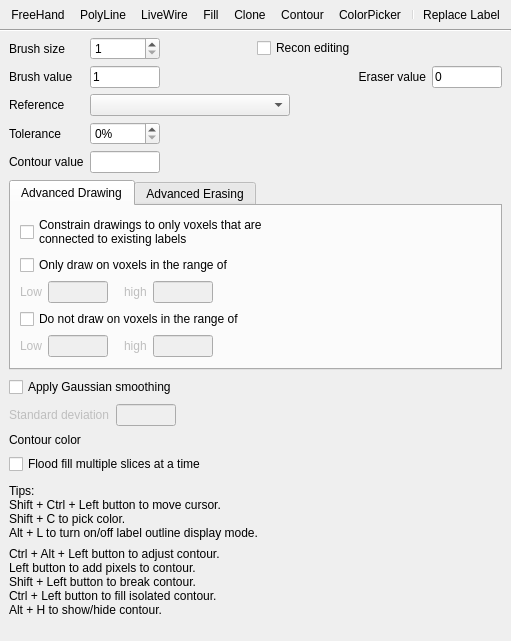
This is freeview/ToolWindowEdit.ui in freesurfer/freesurfer as Qt 5 draws it before an edit. The edited form follows.
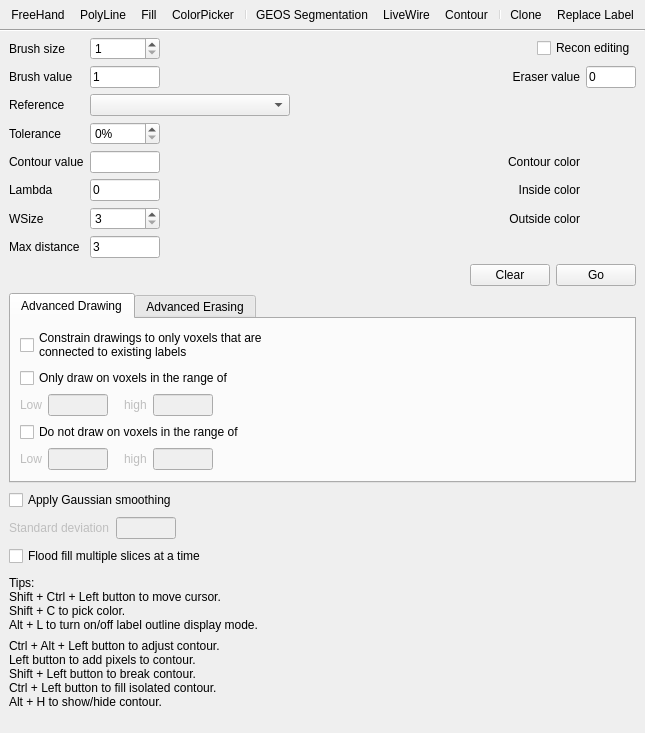
This is the edited form. Icons and pictures are not drawn. Custom widgets are drawn as their Qt base class.

Commit message: Add interface for geos segmentation

```diff
--- a/freeview/ToolWindowEdit.ui
+++ b/freeview/ToolWindowEdit.ui
@@ -6,8 +6,8 @@
    <rect>
     <x>0</x>
     <y>0</y>
-    <width>338</width>
-    <height>693</height>
+    <width>348</width>
+    <height>820</height>
    </rect>
   </property>
   <property name="sizePolicy">
@@ -48,12 +48,14 @@
      </property>
      <addaction name="actionFreeHand"/>
      <addaction name="actionPolyLine"/>
-     <addaction name="actionLiveWire"/>
      <addaction name="actionFill"/>
-     <addaction name="actionClone"/>
-     <addaction name="actionContour"/>
      <addaction name="actionColorPicker"/>
      <addaction name="separator"/>
+     <addaction name="actionAutoSeg"/>
+     <addaction name="actionLiveWire"/>
+     <addaction name="actionContour"/>
+     <addaction name="separator"/>
+     <addaction name="actionClone"/>
      <addaction name="actionReplaceLabel"/>
     </widget>
    </item>
@@ -89,6 +91,199 @@
        <property name="spacing">
         <number>6</number>
        </property>
+       <item row="0" column="2" colspan="4">
+        <layout class="QHBoxLayout" name="horizontalLayout_4">
+         <item>
+          <spacer name="horizontalSpacer">
+           <property name="orientation">
+            <enum>Qt::Horizontal</enum>
+           </property>
+           <property name="sizeHint" stdset="0">
+            <size>
+             <width>1</width>
+             <height>1</height>
+            </size>
+           </property>
+          </spacer>
+         </item>
+         <item>
+          <widget class="QCheckBox" name="checkBoxReconEditing">
+           <property name="text">
+            <string>Recon editing</string>
+           </property>
+          </widget>
+         </item>
+        </layout>
+       </item>
+       <item row="7" column="3" colspan="2">
+        <widget class="QLabel" name="labelGeoOutsideColor">
+         <property name="text">
+          <string>Outside color</string>
+         </property>
+         <property name="alignment">
+          <set>Qt::AlignRight|Qt::AlignTrailing|Qt::AlignVCenter</set>
+         </property>
+        </widget>
+       </item>
+       <item row="5" column="0">
+        <widget class="QLabel" name="labelContourValue">
+         <property name="text">
+          <string>Contour value</string>
+         </property>
+        </widget>
+       </item>
+       <item row="3" column="0">
+        <widget class="QLabel" name="labelReference">
+         <property name="text">
+          <string>Reference</string>
+         </property>
+        </widget>
+       </item>
+       <item row="8" column="0">
+        <widget class="QLabel" name="labelGeoMaxDistance">
+         <property name="text">
+          <string>Max distance</string>
+         </property>
+        </widget>
+       </item>
+       <item row="5" column="3" colspan="2">
+        <widget class="QLabel" name="labelContourColor">
+         <property name="text">
+          <string>Contour color</string>
+         </property>
+         <property name="alignment">
+          <set>Qt::AlignRight|Qt::AlignTrailing|Qt::AlignVCenter</set>
+         </property>
+        </widget>
+       </item>
+       <item row="8" column="1">
+        <widget class="QLineEdit" name="lineEditGeoMaxDistance">
+         <property name="minimumSize">
+          <size>
+           <width>65</width>
+           <height>0</height>
+          </size>
+         </property>
+         <property name="maximumSize">
+          <size>
+           <width>70</width>
+           <height>16777215</height>
+          </size>
+         </property>
+         <property name="baseSize">
+          <size>
+           <width>0</width>
+           <height>0</height>
+          </size>
+         </property>
+         <property name="text">
+          <string>3</string>
+         </property>
+        </widget>
+       </item>
+       <item row="6" column="3" colspan="2">
+        <widget class="QLabel" name="labelGeoInsideColor">
+         <property name="text">
+          <string>Inside color</string>
+         </property>
+         <property name="alignment">
+          <set>Qt::AlignRight|Qt::AlignTrailing|Qt::AlignVCenter</set>
+         </property>
+        </widget>
+       </item>
+       <item row="7" column="5">
+        <widget class="QtColorPicker" name="colorPickerGeoOutside" native="true"/>
+       </item>
+       <item row="4" column="0">
+        <widget class="QLabel" name="labelTolerance">
+         <property name="text">
+          <string>Tolerance</string>
+         </property>
+        </widget>
+       </item>
+       <item row="4" column="2" colspan="4">
+        <spacer name="horizontalSpacer_2">
+         <property name="orientation">
+          <enum>Qt::Horizontal</enum>
+         </property>
+         <property name="sizeHint" stdset="0">
+          <size>
+           <width>0</width>
+           <height>0</height>
+          </size>
+         </property>
+        </spacer>
+       </item>
+       <item row="6" column="5">
+        <widget class="QtColorPicker" name="colorPickerGeoInside" native="true"/>
+       </item>
+       <item row="5" column="1">
+        <widget class="QLineEdit" name="lineEditContourValue">
+         <property name="minimumSize">
+          <size>
+           <width>65</width>
+           <height>0</height>
+          </size>
+         </property>
+         <property name="maximumSize">
+          <size>
+           <width>70</width>
+           <height>16777215</height>
+          </size>
+         </property>
+         <property name="baseSize">
+          <size>
+           <width>0</width>
+           <height>0</height>
+          </size>
+         </property>
+        </widget>
+       </item>
+       <item row="2" column="2" colspan="3">
+        <widget class="QLabel" name="labelEraseValue">
+         <property name="text">
+          <string>Eraser value</string>
+         </property>
+         <property name="alignment">
+          <set>Qt::AlignRight|Qt::AlignTrailing|Qt::AlignVCenter</set>
+         </property>
+        </widget>
+       </item>
+       <item row="7" column="0">
+        <widget class="QLabel" name="labelGeoWsize">
+         <property name="text">
+          <string>WSize</string>
+         </property>
+        </widget>
+       </item>
+       <item row="6" column="1">
+        <widget class="QLineEdit" name="lineEditGeoLambda">
+         <property name="minimumSize">
+          <size>
+           <width>65</width>
+           <height>0</height>
+          </size>
+         </property>
+         <property name="maximumSize">
+          <size>
+           <width>70</width>
+           <height>16777215</height>
+          </size>
+         </property>
+         <property name="baseSize">
+          <size>
+           <width>0</width>
+           <height>0</height>
+          </size>
+         </property>
+         <property name="text">
+          <string>0</string>
+         </property>
+        </widget>
+       </item>
+       <item row="5" column="5">
+        <widget class="QtColorPicker" name="colorPickerContour" native="true"/>
+       </item>
        <item row="0" column="0">
         <widget class="QLabel" name="labelBrushSize">
          <property name="text">
@@ -96,6 +291,52 @@
          </property>
         </widget>
        </item>
+       <item row="6" column="0">
+        <widget class="QLabel" name="labelGeoLambda">
+         <property name="text">
+          <string>Lambda</string>
+         </property>
+        </widget>
+       </item>
+       <item row="2" column="5">
+        <widget class="QLineEdit" name="lineEditEraseValue">
+         <property name="minimumSize">
+          <size>
+           <width>50</width>
+           <height>0</height>
+          </size>
+         </property>
+         <property name="maximumSize">
+          <size>
+           <width>50</width>
+           <height>16777215</height>
+          </size>
+         </property>
+         <property name="baseSize">
+          <size>
+           <width>0</width>
+           <height>0</height>
+          </size>
+         </property>
+         <property name="text">
+          <string>0</string>
+         </property>
+        </widget>
+       </item>
+       <item row="2" column="0">
+        <widget class="QLabel" name="labelBrushValue">
+         <property name="text">
+          <string>Brush value</string>
+         </property>
+        </widget>
+       </item>
+       <item row="4" column="1">
+        <widget class="QSpinBox" name="spinBoxTolerance">
+         <property name="suffix">
+          <string>%</string>
+         </property>
+        </widget>
+       </item>
        <item row="0" column="1">
         <widget class="QSpinBox" name="spinBoxBrushSize">
          <property name="minimum">
@@ -106,14 +347,7 @@
          </property>
         </widget>
        </item>
-       <item row="2" column="0">
-        <widget class="QLabel" name="labelReference">
-         <property name="text">
-          <string>Reference</string>
-         </property>
-        </widget>
-       </item>
-       <item row="2" column="1" colspan="5">
+       <item row="3" column="1" colspan="5">
         <widget class="QComboBox" name="comboBoxReference">
          <property name="sizePolicy">
           <sizepolicy hsizetype="Preferred" vsizetype="Fixed">
@@ -129,100 +363,20 @@
          </property>
         </widget>
        </item>
-       <item row="3" column="0">
-        <widget class="QLabel" name="labelTolerance">
-         <property name="text">
-          <string>Tolerance</string>
-         </property>
-        </widget>
-       </item>
-       <item row="4" column="1">
-        <widget class="QLineEdit" name="lineEditContourValue">
-         <property name="minimumSize">
-          <size>
-           <width>65</width>
-           <height>0</height>
-          </size>
-         </property>
-         <property name="maximumSize">
-          <size>
-           <width>70</width>
-           <height>16777215</height>
-          </size>
-         </property>
-         <property name="baseSize">
-          <size>
-           <width>0</width>
-           <height>0</height>
-          </size>
-         </property>
-        </widget>
-       </item>
-       <item row="4" column="0">
-        <widget class="QLabel" name="labelContourValue">
-         <property name="text">
-          <string>Contour value</string>
-         </property>
-        </widget>
-       </item>
-       <item row="3" column="1">
-        <widget class="QSpinBox" name="spinBoxTolerance">
+       <item row="7" column="1">
+        <widget class="QSpinBox" name="spinBoxGeoWsize">
          <property name="suffix">
-          <string>%</string>
+          <string/>
          </property>
-        </widget>
-       </item>
-       <item row="3" column="2" colspan="4">
-        <spacer name="horizontalSpacer_2">
-         <property name="orientation">
-          <enum>Qt::Horizontal</enum>
+         <property name="minimum">
+          <number>3</number>
          </property>
-         <property name="sizeHint" stdset="0">
-          <size>
-           <width>0</width>
-           <height>0</height>
-          </size>
+         <property name="maximum">
+          <number>100</number>
          </property>
-        </spacer>
-       </item>
-       <item row="4" column="2" colspan="4">
-        <spacer name="horizontalSpacer_3">
-         <property name="orientation">
-          <enum>Qt::Horizontal</enum>
-         </property>
-         <property name="sizeHint" stdset="0">
-          <size>
-           <width>0</width>
-           <height>0</height>
-          </size>
-         </property>
-        </spacer>
-       </item>
-       <item row="0" column="3" colspan="3">
-        <widget class="QCheckBox" name="checkBoxReconEditing">
-         <property name="text">
-          <string>Recon editing</string>
-         </property>
         </widget>
        </item>
-       <item row="1" column="0">
-        <widget class="QLabel" name="labelBrushValue">
-         <property name="text">
-          <string>Brush value</string>
-         </property>
-        </widget>
-       </item>
-       <item row="1" column="2" colspan="3">
-        <widget class="QLabel" name="labelEraseValue">
-         <property name="text">
-          <string>Eraser value</string>
-         </property>
-         <property name="alignment">
-          <set>Qt::AlignRight|Qt::AlignTrailing|Qt::AlignVCenter</set>
-         </property>
-        </widget>
-       </item>
-       <item row="1" column="1">
+       <item row="2" column="1">
         <widget class="QLineEdit" name="lineEditBrushValue">
          <property name="minimumSize">
           <size>
@@ -247,43 +401,36 @@
          </property>
         </widget>
        </item>
-       <item row="1" column="5">
-        <widget class="QLineEdit" name="lineEditEraseValue">
-         <property name="minimumSize">
-          <size>
-           <width>65</width>
-           <height>0</height>
-          </size>
-         </property>
-         <property name="maximumSize">
-          <size>
-           <width>70</width>
-           <height>16777215</height>
-          </size>
-         </property>
-         <property name="baseSize">
-          <size>
-           <width>0</width>
-           <height>0</height>
-          </size>
-         </property>
-         <property name="text">
-          <string>0</string>
-         </property>
-        </widget>
-       </item>
-       <item row="0" column="2">
-        <spacer name="horizontalSpacer">
-         <property name="orientation">
-          <enum>Qt::Horizontal</enum>
-         </property>
-         <property name="sizeHint" stdset="0">
-          <size>
-           <width>1</width>
-           <height>1</height>
-          </size>
-         </property>
-        </spacer>
+       <item row="9" column="0" colspan="6">
+        <layout class="QHBoxLayout" name="horizontalLayout_7">
+         <item>
+          <spacer name="horizontalSpacer_3">
+           <property name="orientation">
+            <enum>Qt::Horizontal</enum>
+           </property>
+           <property name="sizeHint" stdset="0">
+            <size>
+             <width>40</width>
+             <height>20</height>
+            </size>
+           </property>
+          </spacer>
+         </item>
+         <item>
+          <widget class="QPushButton" name="pushButtonGeoClear">
+           <property name="text">
+            <string>Clear</string>
+           </property>
+          </widget>
+         </item>
+         <item>
+          <widget class="QPushButton" name="pushButtonGeoGo">
+           <property name="text">
+            <string>Go</string>
+           </property>
+          </widget>
+         </item>
+        </layout>
        </item>
       </layout>
      </item>
@@ -720,40 +867,6 @@
        </item>
       </layout>
      </item>
-     <item>
-      <layout class="QHBoxLayout" name="horizontalLayout_4">
-       <item>
-        <widget class="QLabel" name="labelContourColor">
-         <property name="text">
-          <string>Contour color</string>
-         </property>
-        </widget>
-       </item>
-       <item>
-        <widget class="QtColorPicker" name="colorPickerContour" native="true">
-         <property name="minimumSize">
-          <size>
-           <width>60</width>
-           <height>0</height>
-          </size>
-         </property>
-        </widget>
-       </item>
-       <item>
-        <spacer name="horizontalSpacer_4">
-         <property name="orientation">
-          <enum>Qt::Horizontal</enum>
-         </property>
-         <property name="sizeHint" stdset="0">
-          <size>
-           <width>0</width>
-           <height>0</height>
-          </size>
-         </property>
-        </spacer>
-       </item>
-      </layout>
-     </item>
      <item>
       <widget class="QCheckBox" name="checkBoxFill3D">
        <property name="text">
@@ -932,6 +1045,21 @@
     <string>Clone Voxel</string>
    </property>
   </action>
+  <action name="actionAutoSeg">
+   <property name="checkable">
+    <bool>true</bool>
+   </property>
+   <property name="icon">
+    <iconset resource="freeview.qrc">
+     <normaloff>:/resource/icons/voxel_draw_autoseg.png</normaloff>:/resource/icons/voxel_draw_autoseg.png</iconset>
+   </property>
+   <property name="text">
+    <string>GEOS Segmentation</string>
+   </property>
+   <property name="toolTip">
+    <string>GEOS Segmentation</string>
+   </property>
+  </action>
  </widget>
  <customwidgets>
   <customwidget>
```
The commit also changes 15 other files.
